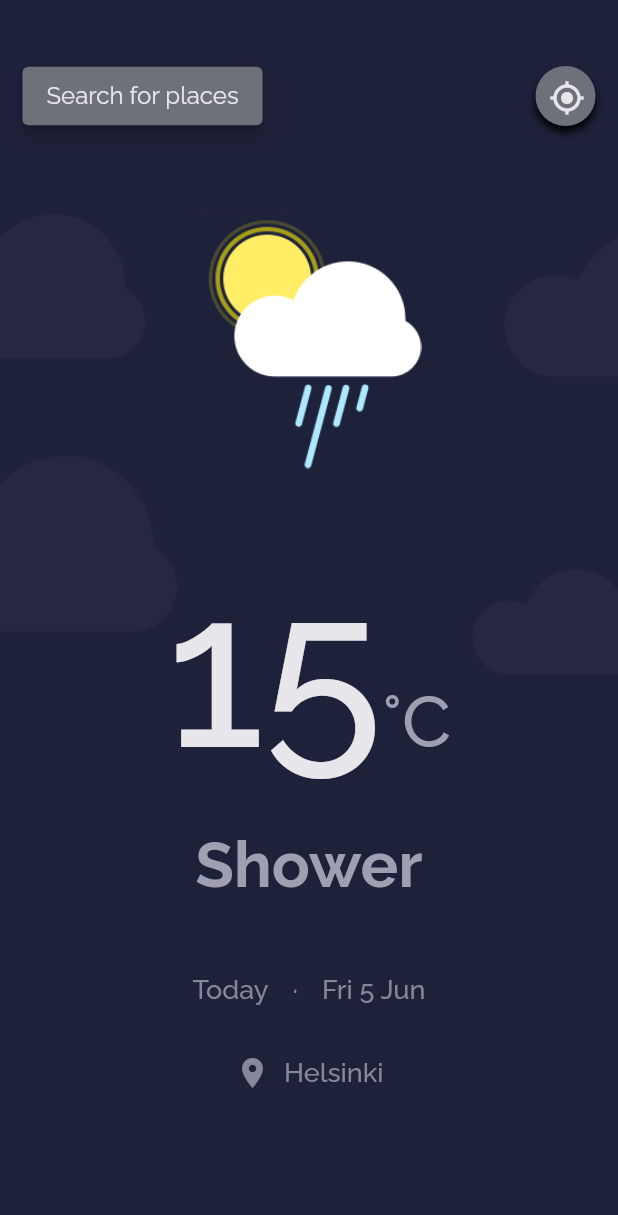
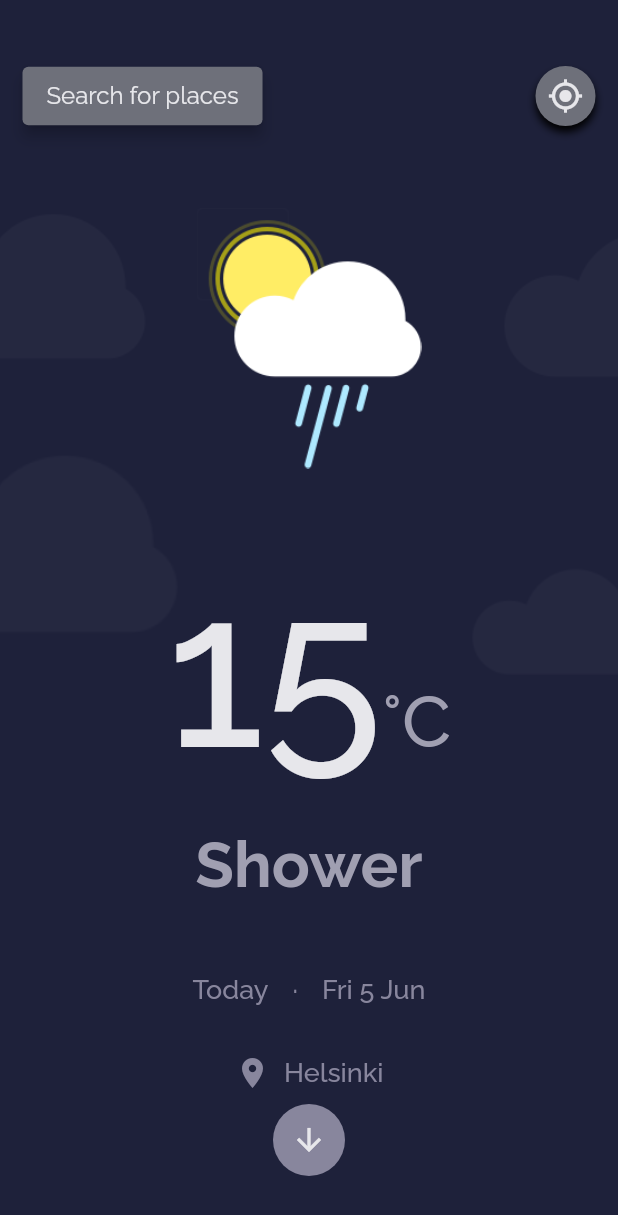
Before and after one commit to dev-tayy/weather, a Flutter app: the screen it shows after launch, on a phone screen of 412 x 824 dp. Shown: the top 1215 px of the screen. Run offline on Flutter 3.47's test engine with Material 2 defaults, Android fonts, the phone set to English and light mode, and no system bars; our stand-ins replace hooks_riverpod.

Commit message:
add forecast screen UI and ripple effect on home button

```diff
--- a/lib/presentation/home.dart
+++ b/lib/presentation/home.dart
@@ -1,5 +1,8 @@
 import 'package:flutter/material.dart';
+import 'package:weather_app/core/service/navigator.dart';
+import 'package:weather_app/presentation/forecast.dart';
 import 'package:weather_app/utils/constants.dart';
+import 'package:weather_app/utils/ripple_effect.dart';
 
 class HomePage extends StatelessWidget {
   const HomePage({Key? key}) : super(key: key);
@@ -25,14 +28,17 @@ class HomePage extends StatelessWidget {
                     fit: BoxFit.cover,
                     colorFilter: ColorFilter.mode(
                       AppColors.backgroundColor.withOpacity(0.03),
-                        BlendMode.dstIn),
+                      BlendMode.dstIn,
+                    ),
                   ),
                 ),
               ),
             ),
             Padding(
-              padding:
-                  const EdgeInsets.symmetric(vertical: 40.0, horizontal: 15.0),
+              padding: const EdgeInsets.symmetric(
+                vertical: 40.0,
+                horizontal: 15.0,
+              ),
               child: Column(
                 children: [
                   Row(
@@ -48,18 +54,17 @@ class HomePage extends StatelessWidget {
                             horizontal: 16,
                           ),
                         ),
-                        child: const Text(
-                          'Search for places',
+                        child: const Text('Search for places',
                             style: TextStyle(
                               fontSize: 16,
                               fontWeight: FontWeight.normal,
-                              color: AppColors.greyShade1),
-                        ),
+                              color: AppColors.greyShade1,
+                            )),
                       ),
                       Container(
                           width: 40,
                           height: 40,
-                        padding: const EdgeInsets.all(9),
+                          //  padding: const EdgeInsets.all(9),
                           decoration: const BoxDecoration(
                             color: AppColors.grey,
                             shape: BoxShape.circle,
@@ -72,9 +77,10 @@ class HomePage extends StatelessWidget {
                               )
                             ],
                           ),
-                        child: const Icon(Icons.gps_fixed_outlined,
-                            color: AppColors.greyShade1),
-                      ),
+                          child: const Icon(
+                            Icons.gps_fixed_outlined,
+                            color: AppColors.greyShade1,
+                          )),
                     ],
                   ),
                   const SizedBox(height: 50),
@@ -99,7 +105,9 @@ class HomePage extends StatelessWidget {
                             fontFamily: 'Raleway',
                             fontSize: 48,
                             color: AppColors.textBlueColor,
-                                fontWeight: FontWeight.w500))
+                            fontWeight: FontWeight.w500,
+                          ),
+                        )
                       ],
                     ),
                   ),
@@ -143,8 +151,35 @@ class HomePage extends StatelessWidget {
                           style: TextStyle(
                             fontSize: 18,
                             color: AppColors.textdarkBlueColor,
-                              fontWeight: FontWeight.w500,)),
+                            fontWeight: FontWeight.w500,
+                          )),
                     ],
+                  ),
+                  const Expanded(child: SizedBox(height: 20)),
+                  RippleAnimation(
+                    color: AppColors.greyShade1,
+                    minRadius: 20,
+                    ripplesCount: 3,
+                    repeat: true,
+                    child: Container(
+                      decoration: const BoxDecoration(
+                        color: AppColors.textdarkBlueColor,
+                        shape: BoxShape.circle,
+                      ),
+                      child: TextButton(
+                        onPressed: () {
+                          NavigationService(context)
+                              .navigateTransparentRoute(const ForecastPage());
+                        },
+                        style: TextButton.styleFrom(
+                          shape: const CircleBorder(),
+                          primary: AppColors.greyShade1,
+                          padding: const EdgeInsets.symmetric(
+                              vertical: 10, horizontal: 16),
+                        ),
+                        child: const Icon(Icons.arrow_downward),
+                      ),
+                    ),
                   )
                 ],
               ),
--- a/lib/utils/constants.dart
+++ b/lib/utils/constants.dart
@@ -7,6 +7,8 @@ class AppColors {
 
   static const Color textBlueColor = Color(0xFFA09FB1);
   static const Color textdarkBlueColor = Color(0xFF88869D);
+
+  static const Color blueContainerColor = Color(0xFF1E213A);
 
   //Black
   static const Color black = Color(0xFF000000);
--- /dev/null
+++ b/lib/utils/ripple_effect.dart
@@ -0,0 +1,111 @@
+import 'dart:async';
+
+import 'package:flutter/cupertino.dart';
+import 'package:flutter/material.dart';
+
+/// You can use whatever widget as a [child], when you don't need to provide any
+/// [child], just provide an empty Container().
+/// [delay] is using a [Timer] for delaying the animation, it's zero by default.
+/// You can set [repeat] to true for making a paulsing effect.
+class RippleAnimation extends StatefulWidget {
+  final Widget child;
+  final Duration delay;
+  final double minRadius;
+  Color color = Colors.black;
+  final int ripplesCount;
+  final Duration duration;
+  final bool repeat;
+
+  RippleAnimation({
+    Key? key,
+    required this.child,
+    required this.color,
+    this.delay = const Duration(milliseconds: 0),
+    this.repeat = false,
+    this.minRadius = 60,
+    this.ripplesCount = 5,
+    this.duration = const Duration(milliseconds: 2300),
+  }) : super(key: key);
+
+  @override
+  _RippleAnimationState createState() => _RippleAnimationState();
+}
+
+class _RippleAnimationState extends State<RippleAnimation>
+    with TickerProviderStateMixin {
+  AnimationController? _controller;
+
+  @override
+  void initState() {
+    _controller = AnimationController(
+      duration: widget.duration,
+      vsync: this,
+    );
+
+    // repeating or just forwarding the animation once.
+    Timer(widget.delay, () {
+      widget.repeat ? _controller?.repeat() : _controller?.forward();
+    });
+
+    super.initState();
+  }
+
+  @override
+  Widget build(BuildContext context) {
+    return CustomPaint(
+      painter: CirclePainter(
+        _controller,
+        color: widget.color,
+        minRadius: widget.minRadius,
+        wavesCount: widget.ripplesCount + 2,
+      ),
+      child: widget.child,
+    );
+  }
+
+  @override
+  void dispose() {
+    _controller!.dispose();
+    super.dispose();
+  }
+}
+
+// Creating a Circular painter for clipping the rects and creating circle shapes
+class CirclePainter extends CustomPainter {
+  CirclePainter(
+    this._animation, {
+    this.minRadius,
+    this.wavesCount,
+    required this.color,
+  }) : super(repaint: _animation);
+  final Color color;
+  final double? minRadius;
+  final dynamic wavesCount;
+  final Animation<double>? _animation;
+
+  @override
+  void paint(Canvas canvas, Size size) {
+    final Rect rect = Rect.fromLTRB(0.0, 0.0, size.width, size.height);
+    for (int wave = 0; wave <= wavesCount; wave++) {
+      circle(canvas, rect, minRadius, wave, _animation!.value, wavesCount);
+    }
+  }
+
+  // animating the opacity according to min radius and waves count.
+  void circle(Canvas canvas, Rect rect, double? minRadius, int wave,
+      double value, int? length) {
+    Color _color;
+    double r;
+    if (wave != 0) {
+      double opacity = (1 - ((wave - 1) / length!) - value).clamp(0.0, 1.0);
+      _color = color.withOpacity(opacity);
+
+      r = minRadius! * (1 + ((wave * value))) * value;
+      final Paint paint = Paint()..color = _color;
+      canvas.drawCircle(rect.center, r, paint);
+    }
+  }
+
+  @override
+  bool shouldRepaint(CirclePainter oldDelegate) => true;
+}
```
Also changed, not shown: lib/presentation/forecast.dart (added, +172 -0 lines). Lines whose indentation alone changed are shown as unchanged.
